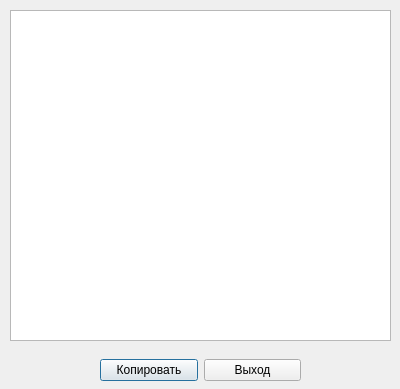
First picture: the form in госты/results.ui, repository Mednaceex/Stuff, before the edit.
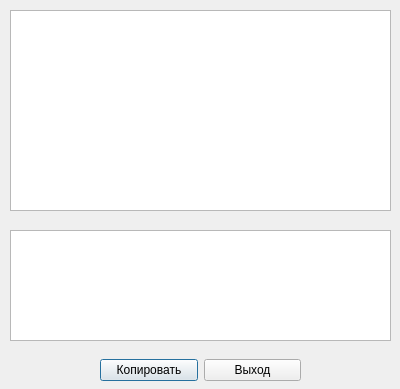
Second picture: the form after the edit.

Diff of the .ui file:
```diff
--- a/госты/results.ui
+++ b/госты/results.ui
@@ -39,13 +39,23 @@
     </item>
    </layout>
   </widget>
-  <widget class="QTextEdit" name="Text">
+  <widget class="QTextBrowser" name="Errors">
+   <property name="geometry">
+    <rect>
+     <x>10</x>
+     <y>230</y>
+     <width>381</width>
+     <height>111</height>
+    </rect>
+   </property>
+  </widget>
+  <widget class="QTextBrowser" name="Text">
    <property name="geometry">
     <rect>
      <x>10</x>
      <y>10</y>
      <width>381</width>
-     <height>331</height>
+     <height>201</height>
     </rect>
    </property>
   </widget>
```
